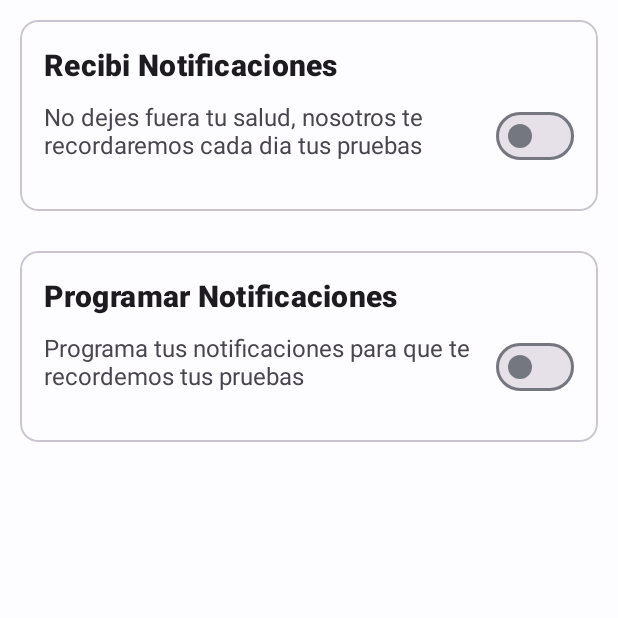
After one commit to WillSanchez8/Quetzalli, an Android app: the fragment NotificacionesFragment shown on its own in the app's theme, on a phone screen of 412 x 824 dp, the top half of it. The commit adds this screen. Run offline under Robolectric (Android 15) with nearby library versions, the phone set to English and light mode, and no system bars.

Commit message:
Configuración de notificaciones

```diff
--- /dev/null
+++ b/app/src/main/java/com/example/quetzalli/views/NotificacionesFragment.kt
@@ -0,0 +1,60 @@
+package com.example.quetzalli.views
+
+import android.os.Bundle
+import androidx.fragment.app.Fragment
+import android.view.LayoutInflater
+import android.view.View
+import android.view.ViewGroup
+import com.example.quetzalli.R
+
+// TODO: Rename parameter arguments, choose names that match
+// the fragment initialization parameters, e.g. ARG_ITEM_NUMBER
+private const val ARG_PARAM1 = "param1"
+private const val ARG_PARAM2 = "param2"
+
+/**
+ * A simple [Fragment] subclass.
+ * Use the [NotificacionesFragment.newInstance] factory method to
+ * create an instance of this fragment.
+ */
+class NotificacionesFragment : Fragment() {
+    // TODO: Rename and change types of parameters
+    private var param1: String? = null
+    private var param2: String? = null
+
+    override fun onCreate(savedInstanceState: Bundle?) {
+        super.onCreate(savedInstanceState)
+        arguments?.let {
+            param1 = it.getString(ARG_PARAM1)
+            param2 = it.getString(ARG_PARAM2)
+        }
+    }
+
+    override fun onCreateView(
+        inflater: LayoutInflater, container: ViewGroup?,
+        savedInstanceState: Bundle?
+    ): View? {
+        // Inflate the layout for this fragment
+        return inflater.inflate(R.layout.fragment_notificaciones, container, false)
+    }
+
+    companion object {
+        /**
+         * Use this factory method to create a new instance of
+         * this fragment using the provided parameters.
+         *
+         * @param param1 Parameter 1.
+         * @param param2 Parameter 2.
+         * @return A new instance of fragment NotificacionesFragment.
+         */
+        // TODO: Rename and change types and number of parameters
+        @JvmStatic
+        fun newInstance(param1: String, param2: String) =
+            NotificacionesFragment().apply {
+                arguments = Bundle().apply {
+                    putString(ARG_PARAM1, param1)
+                    putString(ARG_PARAM2, param2)
+                }
+            }
+    }
+}
--- /dev/null
+++ b/app/src/main/java/com/example/quetzalli/views/PnotificacionesFragment.kt
@@ -0,0 +1,60 @@
+package com.example.quetzalli.views
+
+import android.os.Bundle
+import androidx.fragment.app.Fragment
+import android.view.LayoutInflater
+import android.view.View
+import android.view.ViewGroup
+import com.example.quetzalli.R
+
+// TODO: Rename parameter arguments, choose names that match
+// the fragment initialization parameters, e.g. ARG_ITEM_NUMBER
+private const val ARG_PARAM1 = "param1"
+private const val ARG_PARAM2 = "param2"
+
+/**
+ * A simple [Fragment] subclass.
+ * Use the [PnotificacionesFragment.newInstance] factory method to
+ * create an instance of this fragment.
+ */
+class PnotificacionesFragment : Fragment() {
+    // TODO: Rename and change types of parameters
+    private var param1: String? = null
+    private var param2: String? = null
+
+    override fun onCreate(savedInstanceState: Bundle?) {
+        super.onCreate(savedInstanceState)
+        arguments?.let {
+            param1 = it.getString(ARG_PARAM1)
+            param2 = it.getString(ARG_PARAM2)
+        }
+    }
+
+    override fun onCreateView(
+        inflater: LayoutInflater, container: ViewGroup?,
+        savedInstanceState: Bundle?
+    ): View? {
+        // Inflate the layout for this fragment
+        return inflater.inflate(R.layout.fragment_pnotificaciones, container, false)
+    }
+
+    companion object {
+        /**
+         * Use this factory method to create a new instance of
+         * this fragment using the provided parameters.
+         *
+         * @param param1 Parameter 1.
+         * @param param2 Parameter 2.
+         * @return A new instance of fragment PnotificacionesFragment.
+         */
+        // TODO: Rename and change types and number of parameters
+        @JvmStatic
+        fun newInstance(param1: String, param2: String) =
+            PnotificacionesFragment().apply {
+                arguments = Bundle().apply {
+                    putString(ARG_PARAM1, param1)
+                    putString(ARG_PARAM2, param2)
+                }
+            }
+    }
+}
--- /dev/null
+++ b/app/src/main/res/layout/fragment_notificaciones.xml
@@ -0,0 +1,103 @@
+<?xml version="1.0" encoding="utf-8"?>
+<androidx.constraintlayout.widget.ConstraintLayout xmlns:android="http://schemas.android.com/apk/res/android"
+    xmlns:tools="http://schemas.android.com/tools"
+    android:layout_width="match_parent"
+    android:layout_height="match_parent"
+    android:orientation="vertical"
+    tools:context=".views.NotificacionesFragment">
+
+    <LinearLayout
+        android:layout_width="match_parent"
+        android:layout_height="match_parent"
+        android:orientation="vertical">
+
+        <com.google.android.material.card.MaterialCardView
+            android:id="@+id/card"
+            android:layout_width="match_parent"
+            android:layout_height="127dp"
+            android:layout_margin="13dp"
+            android:orientation="vertical">
+
+            <LinearLayout
+                android:layout_width="match_parent"
+                android:layout_height="match_parent"
+                android:orientation="vertical"
+                android:padding="16dp">
+
+                <TextView
+                    android:layout_width="wrap_content"
+                    android:layout_height="wrap_content"
+                    android:text="@string/Rnotificaciones"
+                    android:textSize="20dp"
+                    android:textStyle="bold"
+                    android:textAppearance="?attr/textAppearanceTitleMedium" />
+
+                <LinearLayout
+                    android:layout_width="match_parent"
+                    android:layout_height="match_parent"
+                    android:orientation="horizontal">
+
+                    <TextView
+                        android:layout_width="0dp"
+                        android:layout_height="match_parent"
+                        android:layout_marginTop="10dp"
+                        android:textSize="16dp"
+                        android:layout_weight="1"
+                        android:gravity="left|top"
+                        android:text="@string/DesRecibir" />
+
+                    <com.google.android.material.materialswitch.MaterialSwitch
+                        android:layout_width="wrap_content"
+                        android:layout_height="match_parent"
+                        android:checked="false" />
+
+                </LinearLayout>
+            </LinearLayout>
+        </com.google.android.material.card.MaterialCardView>
+
+        <com.google.android.material.card.MaterialCardView
+            android:id="@+id/card2"
+            android:layout_width="match_parent"
+            android:layout_height="127dp"
+            android:layout_margin="13dp"
+            android:orientation="vertical">
+
+            <LinearLayout
+                android:layout_width="match_parent"
+                android:layout_height="match_parent"
+                android:orientation="vertical"
+                android:padding="16dp">
+
+                <TextView
+                    android:layout_width="wrap_content"
+                    android:layout_height="wrap_content"
+                    android:text="@string/Pnotificaciones"
+                    android:textSize="20dp"
+                    android:textStyle="bold"
+                    android:textAppearance="?attr/textAppearanceTitleMedium" />
+
+                <LinearLayout
+                    android:layout_width="match_parent"
+                    android:layout_height="match_parent"
+                    android:orientation="horizontal">
+
+                    <TextView
+                        android:layout_width="0dp"
+                        android:layout_height="match_parent"
+                        android:layout_marginTop="10dp"
+                        android:textSize="16dp"
+                        android:layout_weight="1"
+                        android:gravity="left|top"
+                        android:text="@string/DesProgramar" />
+
+                    <com.google.android.material.materialswitch.MaterialSwitch
+                        android:layout_width="wrap_content"
+                        android:layout_height="match_parent"
+                        android:checked="false" />
+
+                </LinearLayout>
+            </LinearLayout>
+        </com.google.android.material.card.MaterialCardView>
+    </LinearLayout>
+
+</androidx.constraintlayout.widget.ConstraintLayout>
--- /dev/null
+++ b/app/src/main/res/layout/fragment_pnotificaciones.xml
@@ -0,0 +1,10 @@
+<?xml version="1.0" encoding="utf-8"?>
+<FrameLayout xmlns:android="http://schemas.android.com/apk/res/android"
+    xmlns:tools="http://schemas.android.com/tools"
+    android:layout_width="match_parent"
+    android:layout_height="match_parent"
+    tools:context=".views.PnotificacionesFragment">
+
+
+
+</FrameLayout>
--- a/app/src/main/res/values/strings.xml
+++ b/app/src/main/res/values/strings.xml
@@ -39,4 +39,10 @@
     <string name="next">Siguiente</string>
     <string name="content_description_end_icon">Icono de calendario</string>
 
+    <!-- Ventana de Notificaciones -->
+    <string name="Rnotificaciones">Recibi Notificaciones</string>
+    <string name="Pnotificaciones">Programar Notificaciones</string>
+    <string name="DesRecibir">No dejes fuera tu salud, nosotros te recordaremos cada dia tus pruebas </string>
+    <string name="DesProgramar">Programa tus notificaciones para que te recordemos tus pruebas</string>
+
 </resources>
```
